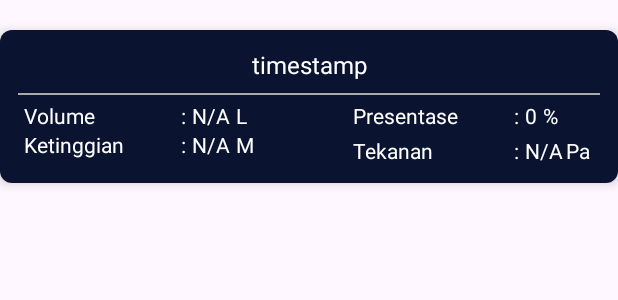
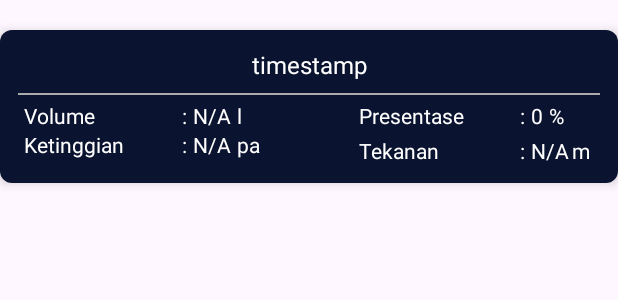
Before and after one commit to MFajriansyah46/smartwatertank, an Android app: the layout item_history.xml on its own in the app's theme, with its tools: preview values and no code run, on a phone screen of 412 x 824 dp. Shown: the top 300 px of the screen. Run offline under Robolectric (Android 15) with nearby library versions, the light colour scheme and no system bars.

Commit message:
perbaikan format item

```diff
--- a/app/src/main/res/layout/item_history.xml
+++ b/app/src/main/res/layout/item_history.xml
@@ -105,7 +105,7 @@
                     android:layout_width="wrap_content"
                     android:layout_height="wrap_content"
                     android:layout_marginStart="4dp"
-                    android:text="L"
+                    android:text="l"
                     android:textColor="@android:color/white"
                     android:textSize="14sp" />
             </LinearLayout>
@@ -136,7 +136,7 @@
                     android:layout_width="wrap_content"
                     android:layout_height="wrap_content"
                     android:layout_marginStart="4dp"
-                    android:text="M"
+                    android:text="pa"
                     android:textColor="@android:color/white"
                     android:textSize="14sp" />
             </LinearLayout>
@@ -252,7 +252,7 @@
                     android:layout_height="wrap_content"
                     android:layout_marginStart="2dp"
                     android:layout_marginEnd="4dp"
-                    android:text="Pa"
+                    android:text="m"
                     android:textColor="@android:color/white"
                     android:textSize="14sp" />
             </LinearLayout>
```
